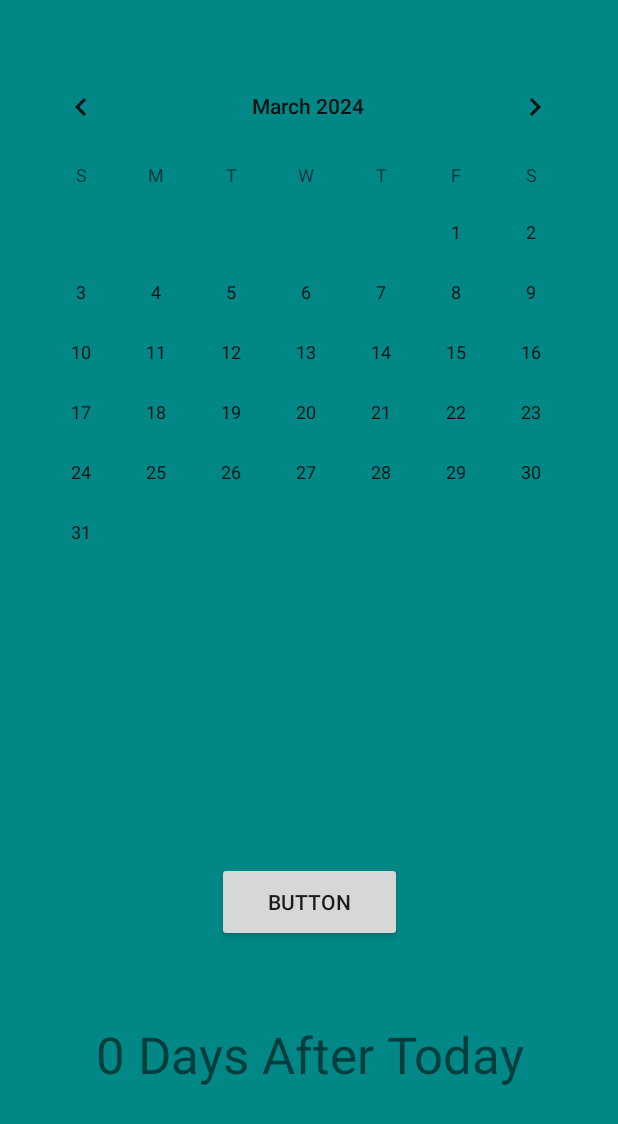
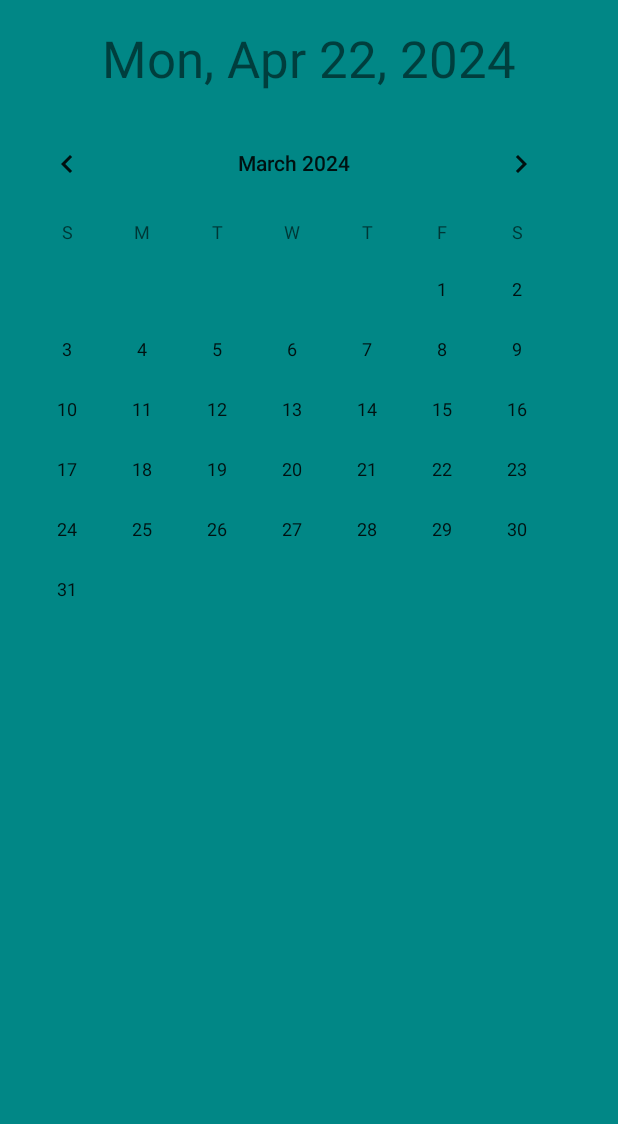
Before and after one commit to hasibayoubi/Project2, an Android app: the calendar screen opened directly, with no data from a screen before it, after a tap on an icon or button, on a phone screen of 412 x 824 dp. Shown: the top 1124 px of the screen. Run offline under Robolectric (Android 15) with nearby library versions, the phone set to English and light mode, and no system bars; Roboto replaces fonts that are not available here; 1 other tap on this screen came first.

Commit message:
Misa branch v1.5 Updated the calendar.java and the calendarview.xml

```diff
--- a/app/src/main/java/com/example/handymobileapp/calendar.java
+++ b/app/src/main/java/com/example/handymobileapp/calendar.java
@@ -5,51 +5,48 @@ import android.os.Bundle;
 import android.view.View;
 import android.widget.CalendarView;
 import android.widget.TextView;
+import java.text.SimpleDateFormat;
 import java.util.Calendar;
+import java.util.Date;
+import java.util.Locale;
 
-public class calendar extends AppCompatActivity{
+import androidx.appcompat.app.AppCompatActivity;
+import android.os.Bundle;
+import android.widget.CalendarView;
+import android.widget.TextView;
+import java.text.SimpleDateFormat;
+import java.util.Calendar;
+import java.util.Locale;
 
-    private int year1 = 0;
-    private int month1 = 0;
-    private int day1 = 0;
-    private int total1 = 0;
-    private int total2 = 0;
+public class calendar extends AppCompatActivity {
+
+    private TextView selectedDateTextView;
 
     @Override
     protected void onCreate(Bundle savedInstanceState) {
         super.onCreate(savedInstanceState);
         setContentView(R.layout.calendarview);
 
+        selectedDateTextView = findViewById(R.id.textView);
+
         CalendarView calendarView = findViewById(R.id.calendarView);
         calendarView.setOnDateChangeListener(new CalendarView.OnDateChangeListener() {
             @Override
-            public void onSelectedDayChange(CalendarView calendarView, int i, int i1, int i2) {
-                year1 = i;
-                month1 = i1 + 1;
-                day1 = i2;
+            public void onSelectedDayChange(CalendarView calendarView, int year, int month, int dayOfMonth) {
+                Calendar selectedCalendar = Calendar.getInstance();
+                selectedCalendar.set(year, month, dayOfMonth);
+                updateSelectedDate(selectedCalendar);
             }
         });
+
+        // Initialize selected date to current date
+        Calendar currentCalendar = Calendar.getInstance();
+        updateSelectedDate(currentCalendar);
     }
 
-    public void calculate(View view) {
-        total1 = (year1 * 360) + (month1 * 30) + day1;
-
-        System.out.println(total1);
-        System.out.println(total2);
-
-        TextView textView = findViewById(R.id.textView);
-
-        if (total1 - total2 == 0 || total1 - total2 > 1)
-            textView.setText((total1 - total2) + " Days After Today");
-        else if (total1 - total2 < 0)
-            textView.setText((total1 - total2) + " Days Before Today");
-        else if (total1 - total2 == 1)
-            textView.setText((total1 - total2) + " Day After Today");
-
-        Calendar calendar = Calendar.getInstance();
-        int year2 = calendar.get(Calendar.YEAR);
-        int month2 = calendar.get(Calendar.MONTH) + 1;
-        int day2 = calendar.get(Calendar.DAY_OF_MONTH);
-        total2 = (year2 * 360) + (month2 * 30) + day2;
+    private void updateSelectedDate(Calendar selectedCalendar) {
+        SimpleDateFormat sdf = new SimpleDateFormat("EEE, MMM d, yyyy", Locale.getDefault());
+        String selectedDateString = sdf.format(selectedCalendar.getTime());
+        selectedDateTextView.setText(selectedDateString);
     }
 }
--- a/app/src/main/res/layout/calendarview.xml
+++ b/app/src/main/res/layout/calendarview.xml
@@ -11,37 +11,24 @@
         android:id="@+id/textView"
         android:layout_width="295dp"
         android:layout_height="48dp"
-        android:layout_marginBottom="96dp"
-        android:text="Hello World!"
+        android:text="Date Selected"
         android:textAlignment="center"
         android:textSize="34sp"
         app:layout_constraintBottom_toBottomOf="parent"
         app:layout_constraintEnd_toEndOf="parent"
-        app:layout_constraintStart_toStartOf="parent" />
-
-    <Button
-        android:id="@+id/button"
-        style="@style/Widget.AppCompat.Button"
-        android:layout_width="123dp"
-        android:layout_height="53dp"
-        android:layout_marginBottom="16dp"
-        android:onClick="calculate"
-        android:text="Button"
-        app:layout_constraintBottom_toTopOf="@+id/textView"
-        app:layout_constraintEnd_toEndOf="parent"
         app:layout_constraintStart_toStartOf="parent"
-        app:layout_constraintTop_toBottomOf="@+id/calendarView" />
+        app:layout_constraintTop_toTopOf="parent"
+        app:layout_constraintVertical_bias="0.021" />
 
     <CalendarView
         android:id="@+id/calendarView"
         android:layout_width="392dp"
         android:layout_height="464dp"
-        android:layout_marginTop="1dp"
-        android:layout_marginBottom="37dp"
-        app:layout_constraintBottom_toTopOf="@+id/button"
+        app:layout_constraintBottom_toBottomOf="parent"
         app:layout_constraintEnd_toEndOf="parent"
-        app:layout_constraintHorizontal_bias="0.473"
+        app:layout_constraintHorizontal_bias="0.0"
         app:layout_constraintStart_toStartOf="parent"
-        app:layout_constraintTop_toTopOf="parent" />
+        app:layout_constraintTop_toTopOf="parent"
+        app:layout_constraintVertical_bias="0.209" />
 
 </androidx.constraintlayout.widget.ConstraintLayout>
```
